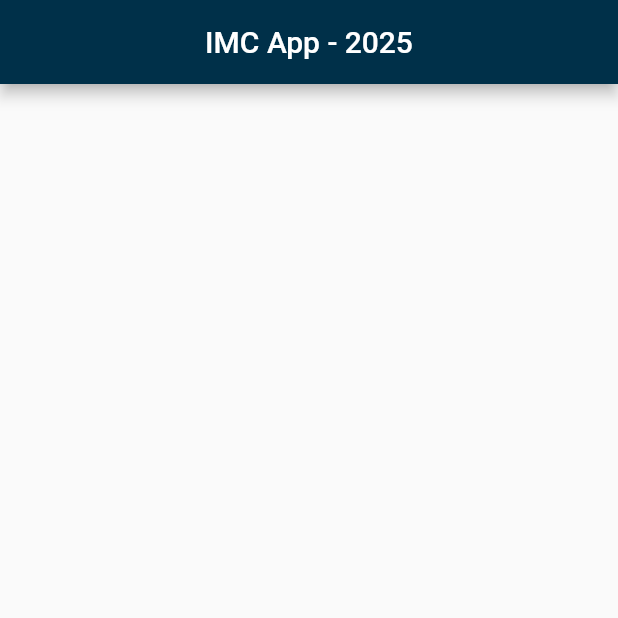
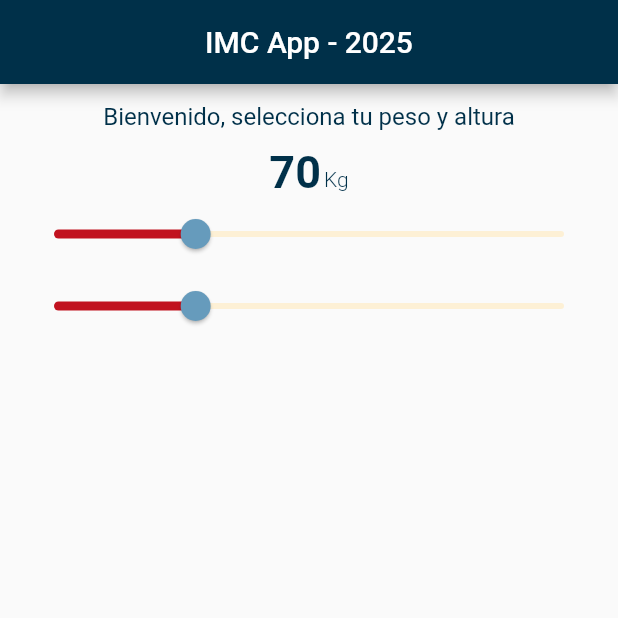
Before and after one commit to duducito15/app07_imc_20242, a Flutter app: the screen it shows after launch, on a phone screen of 412 x 824 dp, the top half of it. Run offline on Flutter 3.47's test engine with Material 3 defaults, Android fonts, the phone set to English and light mode, and no system bars.

Commit message:
Slider theme

```diff
--- a/lib/home_page.dart
+++ b/lib/home_page.dart
@@ -11,6 +11,60 @@ class HomePage extends StatelessWidget {
         title: Text("IMC App - 2025"),
         centerTitle: true,
       ),
+      body: Padding(
+        padding: const EdgeInsets.all(12.0),
+        child: Column(
+          children: [
+            Text(
+              "Bienvenido, selecciona tu peso y altura",
+              style: TextStyle(
+                fontSize: 16.0,
+                color: Color(0xFF003049),
+              ),
+            ),
+            SizedBox(
+              height: 10.0,
+            ),
+            Row(
+              mainAxisAlignment: MainAxisAlignment.center,
+              crossAxisAlignment: CrossAxisAlignment.baseline,
+              textBaseline: TextBaseline.alphabetic,
+              children: [
+                Text(
+                  "70",
+                  style: TextStyle(
+                    fontSize: 30.0,
+                    fontWeight: FontWeight.bold,
+                    color: Color(0xFF003049),
+                  ),
+                ),
+                SizedBox(
+                  width: 2.0,
+                ),
+                Text(
+                  "Kg",
+                  style: TextStyle(
+                    fontSize: 14.0,
+                    fontWeight: FontWeight.w300,
+                    color: Color(0xFF003049),
+                  ),
+                ),
+              ],
+            ),
+            Slider(
+              value: 70,
+              min: 20,
+              max: 200,
+              onChanged: (double value) {},
+              // activeColor: Colors.amber,
+              // inactiveColor: Colors.blue,
+              // overlayColor: Color(Colors.amber) ,
+              // thumbColor: Colors.red,
+            ),
+            Slider(value: 70, min: 20, max: 200, onChanged: (double value) {}),
+          ],
+        ),
+      ),
     );
   }
 }
--- a/lib/main.dart
+++ b/lib/main.dart
@@ -11,7 +11,15 @@ class MyApp extends StatelessWidget {
     return MaterialApp(
       title: 'IMC App',
       debugShowCheckedModeBanner: false,
-      theme: ThemeData(useMaterial3: false),
+      theme: ThemeData(
+        useMaterial3: false,
+        sliderTheme: SliderThemeData(
+          activeTrackColor: Color(0xFFc1121f),
+          inactiveTrackColor: Color(0xFFfdf0d5),
+          thumbColor: Color(0xFF669bbc),
+          overlayColor: Color(0xFF780000).withOpacity(0.3),
+        ),
+      ),
       home: HomePage(),
     );
   }
```
